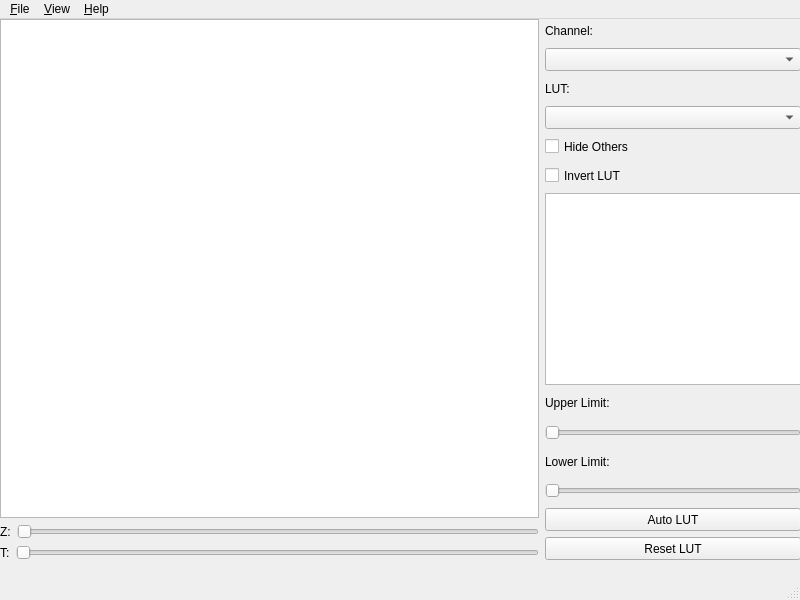
First picture: the form in ui/mainwindow.ui, repository takushim/momotrack, before the edit.
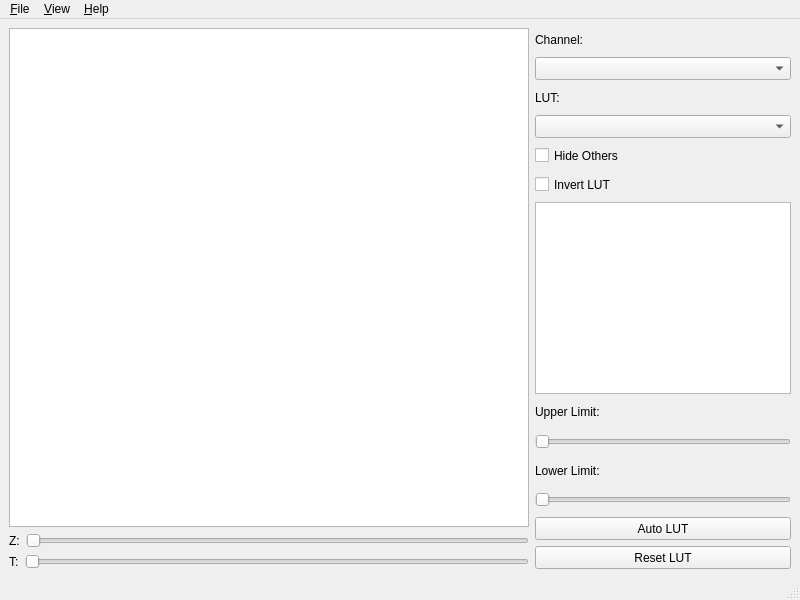
Second picture: the form after the edit.

Commit message: Now the windows are expandable (in background grid, set Layout -> Layout in Grid)

The edit to the form file:
```diff
--- a/ui/mainwindow.ui
+++ b/ui/mainwindow.ui
@@ -20,24 +20,29 @@
    <string>MainWindow</string>
   </property>
   <widget class="QWidget" name="centralwidget">
+   <property name="sizePolicy">
+    <sizepolicy hsizetype="Expanding" vsizetype="Expanding">
+     <horstretch>0</horstretch>
+     <verstretch>0</verstretch>
+    </sizepolicy>
+   </property>
    <property name="minimumSize">
     <size>
      <width>400</width>
      <height>300</height>
     </size>
    </property>
-   <widget class="QWidget" name="horizontalLayoutWidget_3">
-    <property name="geometry">
-     <rect>
-      <x>0</x>
-      <y>0</y>
-      <width>801</width>
-      <height>541</height>
-     </rect>
-    </property>
-    <layout class="QHBoxLayout" name="horizontalLayout_3">
+   <layout class="QGridLayout" name="gridLayout">
+    <item row="0" column="0">
+     <layout class="QHBoxLayout" name="hlayout_all">
+      <property name="sizeConstraint">
+       <enum>QLayout::SetMaximumSize</enum>
+      </property>
      <item>
-      <layout class="QVBoxLayout" name="verticalLayout_2">
+       <layout class="QVBoxLayout" name="vlayout_view">
+        <property name="sizeConstraint">
+         <enum>QLayout::SetMaximumSize</enum>
+        </property>
        <item>
         <widget class="QGraphicsView" name="view_image">
          <property name="minimumSize">
@@ -49,7 +54,10 @@
         </widget>
        </item>
        <item>
-        <layout class="QHBoxLayout" name="horizontalLayout">
+         <layout class="QHBoxLayout" name="hlayout_slider_zstack">
+          <property name="sizeConstraint">
+           <enum>QLayout::SetMaximumSize</enum>
+          </property>
          <item>
           <widget class="QLabel" name="label_zstack">
            <property name="sizePolicy">
@@ -79,7 +87,10 @@
         </layout>
        </item>
        <item>
-        <layout class="QHBoxLayout" name="horizontalLayout_2">
+         <layout class="QHBoxLayout" name="hlayout_slider_time">
+          <property name="sizeConstraint">
+           <enum>QLayout::SetMaximumSize</enum>
+          </property>
          <item>
           <widget class="QLabel" name="label_time">
            <property name="sizePolicy">
@@ -111,7 +122,10 @@
       </layout>
      </item>
      <item>
-      <layout class="QVBoxLayout" name="verticalLayout">
+       <layout class="QVBoxLayout" name="vlayout_panel">
+        <property name="sizeConstraint">
+         <enum>QLayout::SetMinimumSize</enum>
+        </property>
        <item>
         <widget class="QLabel" name="label_channel">
          <property name="sizePolicy">
@@ -281,7 +295,8 @@
       </layout>
      </item>
     </layout>
-   </widget>
+    </item>
+   </layout>
   </widget>
   <widget class="QMenuBar" name="menubar">
    <property name="geometry">
```
Left out of the diff: 4 changed lines with no effect on the pictures. Lines whose indentation alone changed are shown as unchanged. The commit also changes 3 other files.
